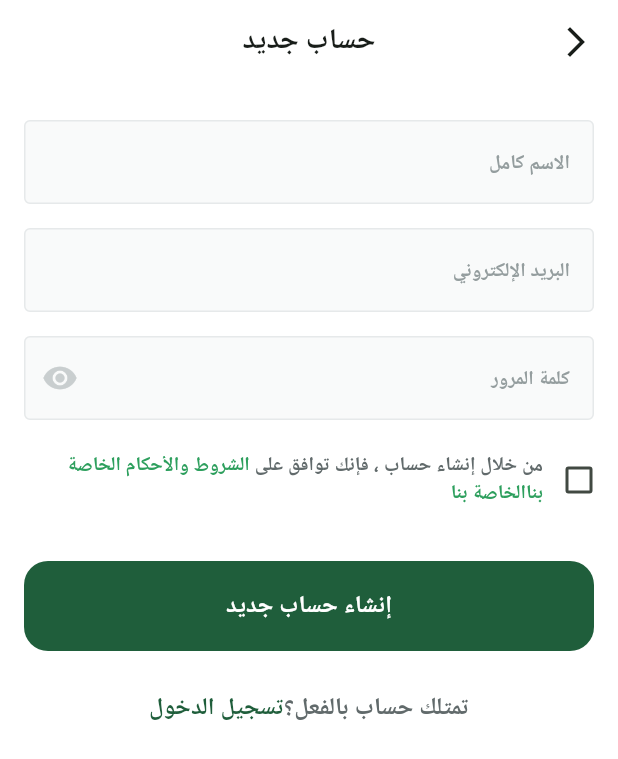
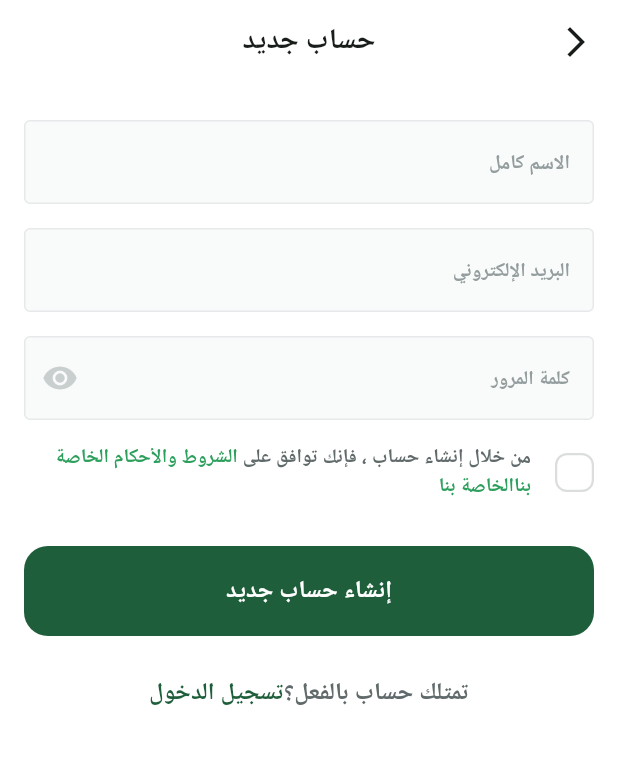
Before and after one commit to A-rosan/FruitsApp, a Flutter app: the SignUpScreen screen opened directly, on a phone screen of 412 x 824 dp. Shown: the top 759 px of the screen. Run offline on Flutter 3.47's test engine with Material 3 defaults, Android fonts, the phone set to English and light mode, and no system bars; our stand-ins replace dots_indicator, flutter_svg, gap, google_fonts, shared_preferences; accounts and stored records are empty; Roboto replaces fonts that are missing (Cairo).

```diff
--- a/lib/core/utils/app_colors.dart
+++ b/lib/core/utils/app_colors.dart
@@ -7,4 +7,5 @@ abstract class AppColors {
   static const greyText = Color(0xff616A6B);
   static const dividerColor = Color(0xffDDDFDF);
   static const lightPrimary = Color(0xff2D9F5D);
+  static const checkBoxSidColor = Color(0xffdcdede);
 }
--- /dev/null
+++ b/lib/core/widgets/custom_check_box.dart
@@ -0,0 +1,43 @@
+import 'package:flutter/material.dart';
+
+import '../utils/app_colors.dart';
+
+class CustomCheckBox extends StatelessWidget {
+  const CustomCheckBox(
+      {super.key, required this.isChecked, required this.onChecked});
+  final bool isChecked;
+  final ValueChanged<bool> onChecked;
+  @override
+  Widget build(BuildContext context) {
+    return GestureDetector(
+      onTap: () {
+        onChecked(!isChecked);
+      },
+      child: AnimatedContainer(
+        width: 26,
+        height: 26,
+        duration: Duration(
+          milliseconds: 50,
+        ),
+        decoration: ShapeDecoration(
+          color: isChecked ? AppColors.primaryColor : Colors.white,
+          shape: RoundedRectangleBorder(
+            side: BorderSide(
+              width: 1.5,
+              color:
+                  isChecked ? Colors.transparent : AppColors.checkBoxSidColor,
+            ),
+            borderRadius: BorderRadius.circular(8),
+          ),
+        ),
+        child: isChecked
+            ? Icon(
+                Icons.check,
+                size: 23,
+                color: Colors.white,
+              )
+            : SizedBox(),
+      ),
+    );
+  }
+}
--- a/lib/features/auth/presentation/views/widget/sign_up_body.dart
+++ b/lib/features/auth/presentation/views/widget/sign_up_body.dart
@@ -59,7 +59,7 @@ class SignUpBody extends StatelessWidget {
                 ),
                 GestureDetector(
                   onTap: () {
-                    Navigator.pushReplacementNamed(context, "login");
+                    Navigator.pop(context);
                   },
                   child: Text(
                     "تسجيل الدخول",
--- a/lib/features/auth/presentation/views/widget/terms_and_conditions.dart
+++ b/lib/features/auth/presentation/views/widget/terms_and_conditions.dart
@@ -4,21 +4,31 @@ import 'package:fruits_app/core/utils/app_constant.dart';
 import 'package:fruits_app/core/utils/app_text_style.dart';
 import 'package:gap/gap.dart';
 
-class TermsAndConditions extends StatelessWidget {
+import '../../../../../core/widgets/custom_check_box.dart';
+// import 'package:gap/gap.dart';
+
+class TermsAndConditions extends StatefulWidget {
   const TermsAndConditions({super.key});
 
   @override
+  State<TermsAndConditions> createState() => _TermsAndConditionsState();
+}
+
+class _TermsAndConditionsState extends State<TermsAndConditions> {
+  bool isTermsAccepted = false;
+  @override
   Widget build(BuildContext context) {
-    return Transform.translate(
-      offset: Offset(14, 0),
-      child: Row(
+    return Row(
       children: [
-          Checkbox(
-            value: false,
-            onChanged: (value) {},
+        CustomCheckBox(
+          onChecked: (value) {
+            isTermsAccepted = value;
+            setState(() {});
+          },
+          isChecked: isTermsAccepted,
         ),
-          SizedBox(
-            width: MediaQuery.of(context).size.width - (hrAppPadding * 2) - 48,
+        Gap(16),
+        Expanded(
           child: Text.rich(
             TextSpan(
               children: [
@@ -45,19 +55,6 @@ class TermsAndConditions extends StatelessWidget {
           ),
         )
       ],
-      ),
     );
   }
 }
-
-              // Text(
-              //   " من خلال إنشاء حساب ، فإنك توافق على",
-              //   style: AppTextStyle.semiBold13.copyWith(
-              //     color: AppColors.greyText,
-              //   ),
-              // ),
-              // Text(
-              //   "لشروط والأحكام الخاصة بنا",
-              //   style: AppTextStyle.semiBold13
-              //       .copyWith(color: AppColors.lightPrimary),
-              // ),
```
Also changed, not shown: pubspec.yaml (+7 -9 lines), pubspec.lock. Lines whose indentation alone changed are shown as unchanged.
